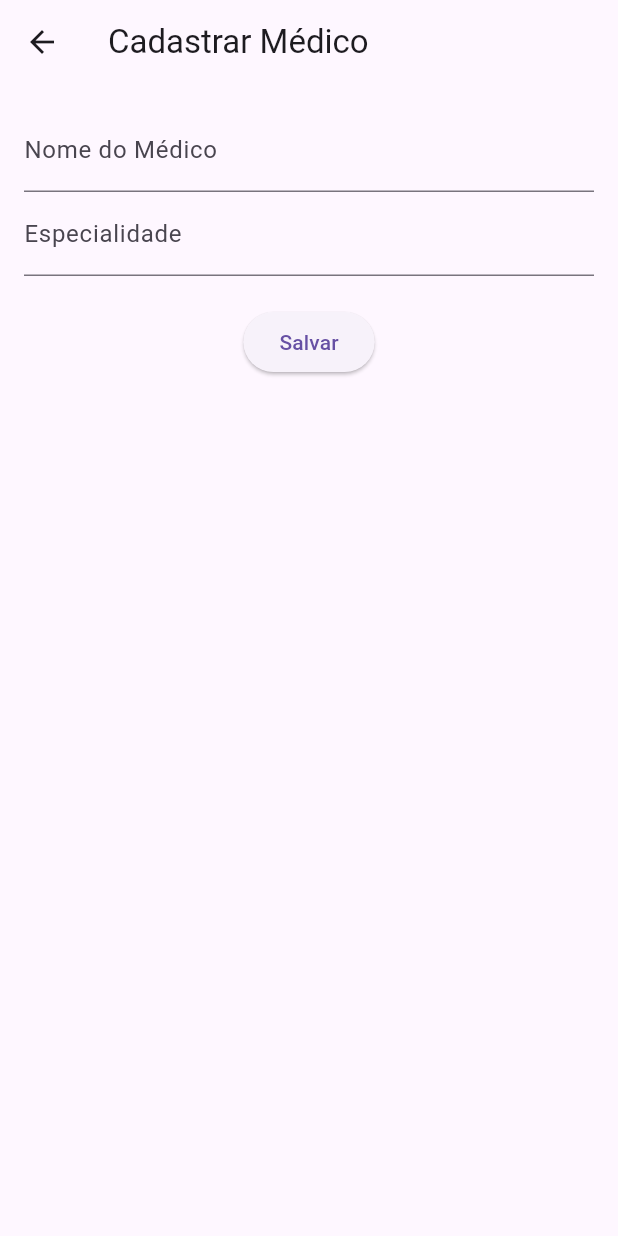
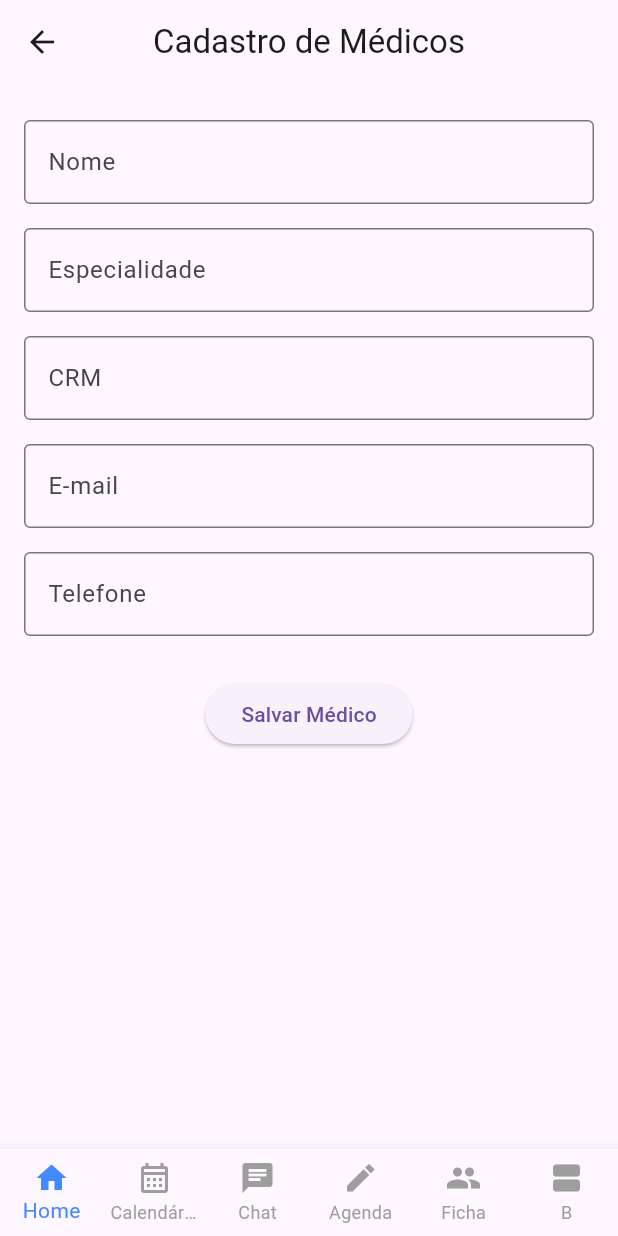
Before and after one commit to 81Leticia/myapp, a Flutter app: the CadastroMedico screen opened directly, on a phone screen of 412 x 824 dp. Run offline on Flutter 3.47's test engine with Material 3 defaults, Android fonts, the light colour scheme and no system bars; our stand-ins replace sqflite; accounts and stored records are empty.

Commit message:
Codigo novo

```diff
--- a/lib/db/cadastromedicodao.dart
+++ /dev/null
@@ -1,49 +0,0 @@
-import 'package:flutter/material.dart';
-import '../db/database_helper.dart';
-
-
-class CadastroMedico extends StatelessWidget {
-  final TextEditingController nomeController = TextEditingController();
-  final TextEditingController especialidadeController = TextEditingController();
-
-
-  @override
-  Widget build(BuildContext context) {
-    return Scaffold(
-      appBar: AppBar(
-        title: Text('Cadastrar Médico'),
-      ),
-      body: Padding(
-        padding: const EdgeInsets.all(16.0),
-        child: Column(
-          children: [
-            TextField(
-              controller: nomeController,
-              decoration: InputDecoration(labelText: 'Nome do Médico'),
-            ),
-            TextField(
-              controller: especialidadeController,
-              decoration: InputDecoration(labelText: 'Especialidade'),
-            ),
-            SizedBox(height: 20),
-            ElevatedButton(
-              onPressed: () async {
-                if (nomeController.text.isNotEmpty && especialidadeController.text.isNotEmpty) {
-                  await DatabaseHelper.instance.inserirMedico({
-                    'nome': nomeController.text,
-                    'especialidade': especialidadeController.text,
-                  });
-                  ScaffoldMessenger.of(context).showSnackBar(
-                    SnackBar(content: Text('Médico cadastrado com sucesso!')),
-                  );
-                  Navigator.pop(context);
-                }
-              },
-              child: Text('Salvar'),
-            ),
-          ],
-        ),
-      ),
-    );
-  }
-}
--- /dev/null
+++ b/lib/domain/cadastro_medicodao.dart
@@ -0,0 +1,117 @@
+import 'package:flutter/material.dart';
+import 'package:sqflite/sqflite.dart'; // Certifique-se de importar o sqflite
+import '../db/DBHelper.dart';
+
+class CadastroMedico extends StatefulWidget {
+  @override
+  _CadastroMedicoState createState() => _CadastroMedicoState();
+}
+
+class _CadastroMedicoState extends State<CadastroMedico> {
+  final TextEditingController _nomeController = TextEditingController();
+  final TextEditingController _especialidadeController = TextEditingController();
+  final TextEditingController _crmController = TextEditingController();
+  final TextEditingController _emailController = TextEditingController();
+  final TextEditingController _telefoneController = TextEditingController();
+
+  final DBHelper _dbHelper = DBHelper();
+
+  void _salvarMedico() async {
+    String nome = _nomeController.text;
+    String especialidade = _especialidadeController.text;
+    String crm = _crmController.text;
+    String email = _emailController.text;
+    String telefone = _telefoneController.text;
+
+    if (nome.isEmpty || especialidade.isEmpty || crm.isEmpty || email.isEmpty || telefone.isEmpty) {
+      ScaffoldMessenger.of(context).showSnackBar(
+        SnackBar(content: Text("Por favor, preencha todos os campos")),
+      );
+      return;
+    }
+
+    // Agora utilizando o tipo correto Database
+    Database? db = await _dbHelper.initDB(); // Obtenha o Database correto
+    await db?.insert('MEDICOS', {
+      'nome': nome,
+      'especialidade': especialidade,
+      'crm': crm,
+      'email': email,
+      'telefone': telefone,
+    });
+
+    ScaffoldMessenger.of(context).showSnackBar(
+      SnackBar(content: Text("Médico cadastrado com sucesso!")),
+    );
+
+    // Limpar os campos
+    _nomeController.clear();
+    _especialidadeController.clear();
+    _crmController.clear();
+    _emailController.clear();
+    _telefoneController.clear();
+  }
+
+  @override
+  Widget build(BuildContext context) {
+    return Scaffold(
+      appBar: AppBar(
+        title: Text("Cadastro de Médicos"),
+        centerTitle: true,
+      ),
+      body: Padding(
+        padding: const EdgeInsets.all(16.0),
+        child: SingleChildScrollView(
+          child: Column(
+            crossAxisAlignment: CrossAxisAlignment.start,
+            children: [
+              _buildTextField("Nome", _nomeController),
+              _buildTextField("Especialidade", _especialidadeController),
+              _buildTextField("CRM", _crmController),
+              _buildTextField("E-mail", _emailController),
+              _buildTextField("Telefone", _telefoneController),
+              SizedBox(height: 20),
+              Center(
+                child: ElevatedButton(
+                  onPressed: _salvarMedico,
+                  child: Text("Salvar Médico"),
+                ),
+              ),
+            ],
+          ),
+        ),
+      ),
+
+      bottomNavigationBar: BottomNavigationBar(
+        unselectedItemColor: Colors.grey,
+        selectedItemColor: Colors.blueAccent,
+        showUnselectedLabels: true,
+        type: BottomNavigationBarType.fixed,
+        items: [
+          BottomNavigationBarItem(icon: Icon(Icons.home), label: 'Home'),
+          BottomNavigationBarItem(
+              icon: Icon(Icons.calendar_month_outlined), label: 'Calendário'),
+          BottomNavigationBarItem(icon: Icon(Icons.chat), label: 'Chat'),
+          BottomNavigationBarItem(
+              icon: Icon(Icons.edit_sharp), label: 'Agenda'),
+          BottomNavigationBarItem(icon: Icon(Icons.group), label: 'Ficha'),
+          BottomNavigationBarItem(
+              icon: Icon(Icons.view_agenda_rounded), label: 'B'),
+        ],
+      ),
+    );
+  }
+
+  Widget _buildTextField(String label, TextEditingController controller) {
+    return Padding(
+      padding: const EdgeInsets.symmetric(vertical: 8.0),
+      child: TextField(
+        controller: controller,
+        decoration: InputDecoration(
+          labelText: label,
+          border: OutlineInputBorder(),
+        ),
+      ),
+    );
+  }
+}
--- a/lib/domain/hom.dart
+++ b/lib/domain/hom.dart
@@ -1,4 +1,5 @@
 import 'package:flutter/material.dart';
+//import 'package:myapp/Apresentacaomed.dart';
 import 'package:myapp/domain/Apresentacaomed.dart';
 
 class hom extends StatefulWidget {
@@ -7,7 +8,6 @@ class hom extends StatefulWidget {
   @override
   State<hom> createState() => _homState();
 }
-
 class _homState extends State<hom> {
   @override
   Widget build(BuildContext context) {
@@ -77,7 +77,6 @@ class _homState extends State<hom> {
             const SizedBox(height: 10),
             InkWell(
               onTap: () {
-
                 print('Dr. Devid Souza!');
               },
               child: Text(
--- a/lib/main.dart
+++ b/lib/main.dart
@@ -1,10 +1,10 @@
-import 'package:myapp/domain/listarmedicos.dart';
+import 'package:myapp/domain/cadastro_medicodao.dart';
 import 'package:flutter/material.dart';
 
 void main() {
   runApp(
     MaterialApp(
-        home: ListarMedicos()
+        home: CadastroMedico()
     ),
   );
 }
```
Also changed, not shown: lib/db/DBHelper.dart (added, +48 -0 lines), lib/domain/listarmedicos.dart (+7 -2 lines), lib/domain/DetailPage.dart (line endings or trailing spaces), lib/domain/menu_page.dart (line endings or trailing spaces), pubspec.lock.
